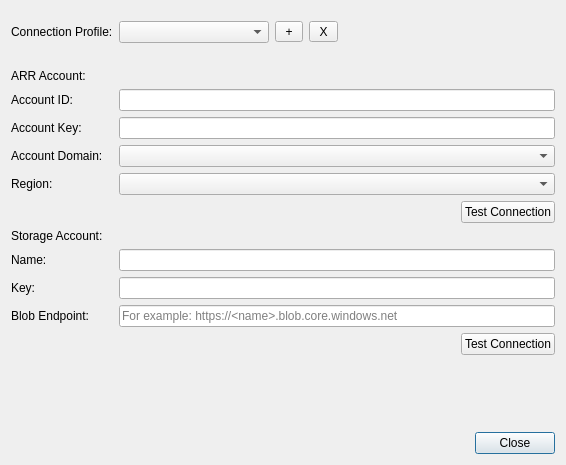
Qt form ArrtSource/App/SettingsDlg.ui (Azure/azure-remote-rendering-asset-tool) before a commit.
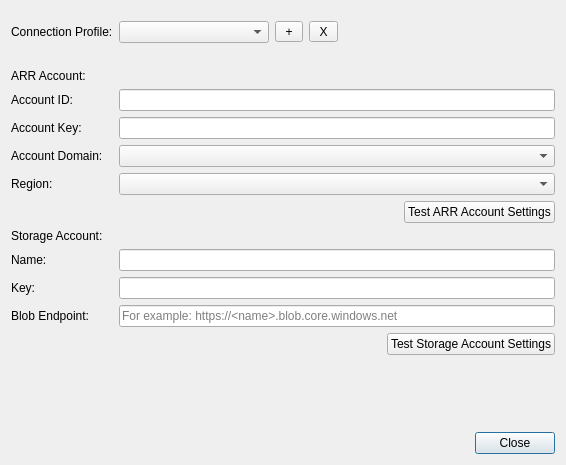
The same form after that commit.

Commit message: Accessibility fix: Different names for the test connection buttons

```diff
--- a/ArrtSource/App/SettingsDlg.ui
+++ b/ArrtSource/App/SettingsDlg.ui
@@ -77,7 +77,7 @@
           <string>Tests whether the connection to the storage account works.</string>
          </property>
          <property name="text">
-          <string>Test Connection</string>
+          <string>Test Storage Account Settings</string>
          </property>
          <property name="autoDefault">
           <bool>false</bool>
@@ -130,7 +130,7 @@
           <string>Tests whether the connection to the ARR account works.</string>
          </property>
          <property name="text">
-          <string>Test Connection</string>
+          <string>Test ARR Account Settings</string>
          </property>
          <property name="autoDefault">
           <bool>false</bool>
```
